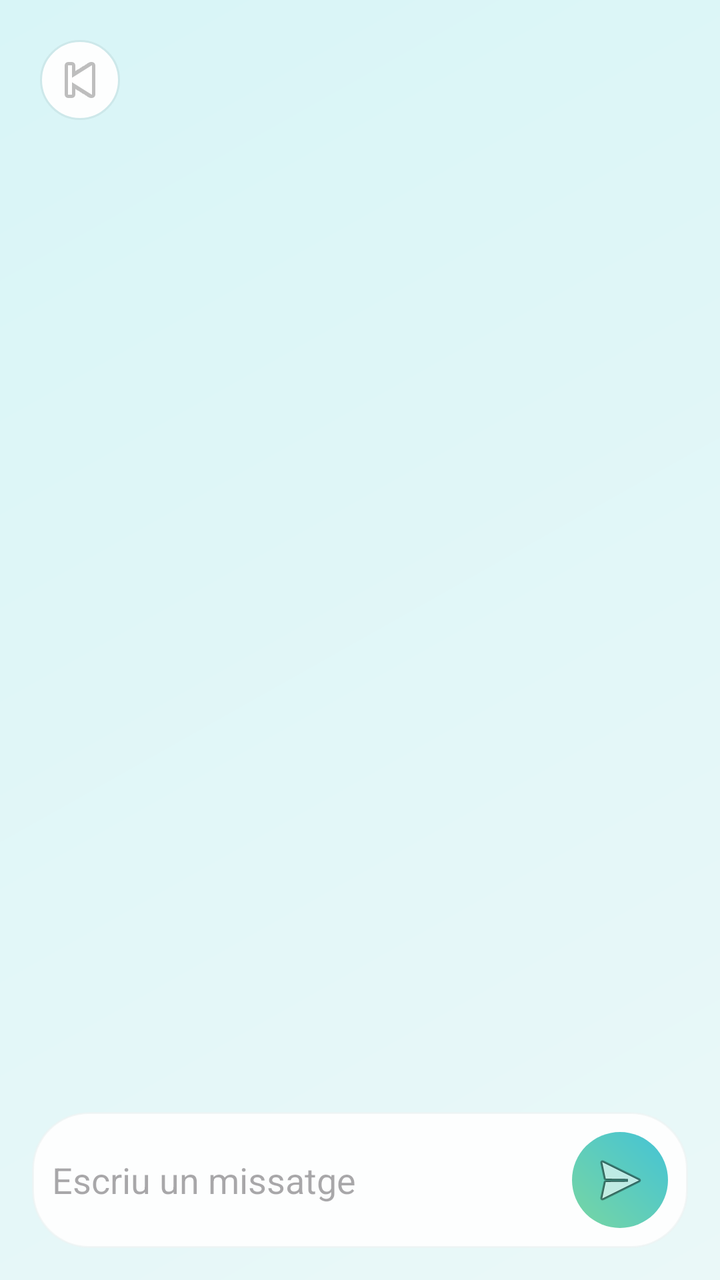
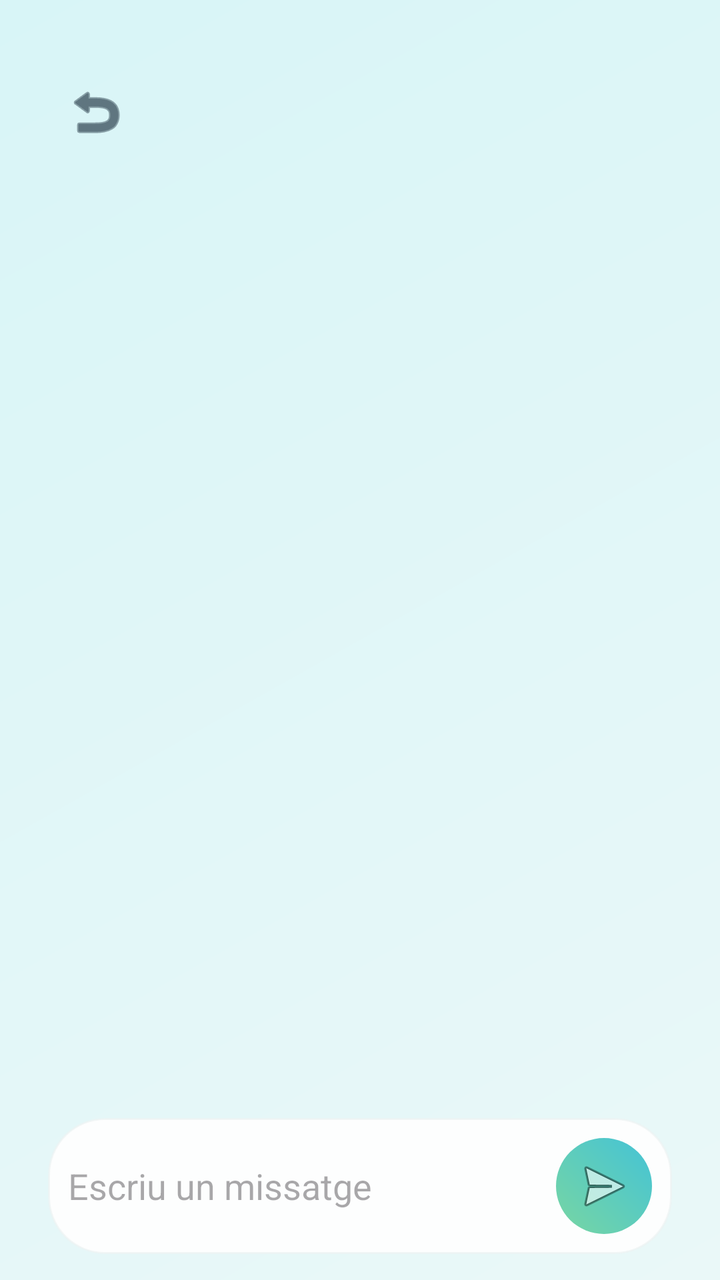

Two renders of the same Android screen: before a commit and after it. Below are the layout's source before the change and the commit's diff.
<!-- AndroidManifest.xml: application theme Theme.ViBaCar -->
<!-- res/layout/activity_xat.xml -->
<?xml version="1.0" encoding="utf-8"?>
<androidx.constraintlayout.widget.ConstraintLayout xmlns:android="http://schemas.android.com/apk/res/android"
    xmlns:app="http://schemas.android.com/apk/res-auto"
    android:layout_width="match_parent"
    android:layout_height="match_parent"
    android:background="@drawable/fons_pantalla">

    <LinearLayout
        android:id="@+id/capcalera"
        android:layout_width="0dp"
        android:layout_height="wrap_content"
        android:layout_margin="20dp"
        android:gravity="center_vertical"
        android:orientation="horizontal"
        app:layout_constraintEnd_toEndOf="parent"
        app:layout_constraintStart_toStartOf="parent"
        app:layout_constraintTop_toTopOf="parent">

        <ImageButton
            android:id="@+id/botoEnrere"
            android:layout_width="40dp"
            android:layout_height="40dp"
            android:background="@drawable/fons_capsula"
            android:contentDescription="@string/boto_enrere"
            android:padding="10dp"
            android:src="@android:drawable/ic_media_previous" />

        <TextView
            android:id="@+id/txtNomXat"
            android:layout_width="0dp"
            android:layout_height="wrap_content"
            android:layout_marginStart="12dp"
            android:layout_weight="1"
            android:textColor="@color/color_text_principal"
            android:textSize="22sp"
            android:textStyle="bold" />
    </LinearLayout>

    <androidx.recyclerview.widget.RecyclerView
        android:id="@+id/llistaMissatges"
        android:layout_width="0dp"
        android:layout_height="0dp"
        android:layout_marginHorizontal="20dp"
        app:layout_constraintBottom_toTopOf="@id/contenidorEnviar"
        app:layout_constraintEnd_toEndOf="parent"
        app:layout_constraintStart_toStartOf="parent"
        app:layout_constraintTop_toBottomOf="@id/capcalera" />

    <LinearLayout
        android:id="@+id/contenidorEnviar"
        android:layout_width="0dp"
        android:layout_height="wrap_content"
        android:layout_margin="16dp"
        android:background="@drawable/fons_targeta"
        android:elevation="8dp"
        android:gravity="center_vertical"
        android:orientation="horizontal"
        android:padding="10dp"
        app:layout_constraintBottom_toBottomOf="parent"
        app:layout_constraintEnd_toEndOf="parent"
        app:layout_constraintStart_toStartOf="parent">

        <com.google.android.material.textfield.TextInputEditText
            android:id="@+id/campMissatge"
            android:layout_width="0dp"
            android:layout_height="wrap_content"
            android:layout_weight="1"
            android:background="@android:color/transparent"
            android:hint="@string/xat_hint"
            android:minHeight="48dp" />

        <ImageButton
            android:id="@+id/botoEnviar"
            android:layout_width="48dp"
            android:layout_height="48dp"
            android:background="@drawable/fons_avatar"
            android:contentDescription="@string/boto_enviar"
            android:padding="12dp"
            android:src="@android:drawable/ic_menu_send" />
    </LinearLayout>

</androidx.constraintlayout.widget.ConstraintLayout>
<!-- resources referenced by this layout -->
<resources>
  <color name="color_text_principal">#17354A</color>
  <!-- drawable fons_avatar (drawable) -->
  <?xml version="1.0" encoding="utf-8"?>
  <shape xmlns:android="http://schemas.android.com/apk/res/android" android:shape="oval">
      <gradient
          android:angle="45"
          android:endColor="@color/color_principal"
          android:startColor="@color/color_secundari" />
  </shape>
  <!-- drawable fons_capsula (drawable) -->
  <?xml version="1.0" encoding="utf-8"?>
  <shape xmlns:android="http://schemas.android.com/apk/res/android">
      <solid android:color="@color/color_targeta" />
      <corners android:radius="20dp" />
      <stroke
          android:width="1dp"
          android:color="@color/color_linia" />
  </shape>
  <!-- drawable fons_pantalla (drawable) -->
  <?xml version="1.0" encoding="utf-8"?>
  <shape xmlns:android="http://schemas.android.com/apk/res/android">
      <gradient
          android:angle="315"
          android:endColor="@color/color_fons"
          android:startColor="#D8F5F7" />
  </shape>
  <!-- drawable fons_targeta (drawable) -->
  <?xml version="1.0" encoding="utf-8"?>
  <shape xmlns:android="http://schemas.android.com/apk/res/android">
      <solid android:color="@color/color_targeta" />
      <corners android:radius="28dp" />
      <stroke
          android:width="1dp"
          android:color="#AAEDF4F4" />
  </shape>
  <string name="boto_enrere">Torna enrere</string>
  <string name="boto_enviar">Envia</string>
  <string name="xat_hint">Escriu un missatge</string>
  <style name="Theme.ViBaCar" parent="Base.Theme.ViBaCar" />
  <color name="color_principal">#44C3D6</color>
  <color name="color_secundari">#78D6A2</color>
  <color name="color_targeta">#FDFEFE</color>
  <color name="color_linia">#CDE8EA</color>
  <color name="color_fons">#EAF8F8</color>
  <style name="Base.Theme.ViBaCar" parent="Theme.Material3.Light.NoActionBar">
          <item name="colorPrimary">@color/color_principal</item>
          <item name="colorOnPrimary">@color/color_text_clar</item>
          <item name="colorSecondary">@color/color_secundari</item>
          <item name="android:statusBarColor">@android:color/transparent</item>
          <item name="android:navigationBarColor">@color/color_fons</item>
          <item name="android:windowLightStatusBar">true</item>
          <item name="android:windowBackground">@color/color_fons</item>
      </style>
  <color name="color_text_clar">#FFFFFF</color>
</resources>

<!-- the commit's change to res/layout/activity_xat.xml (unified diff, before → after) -->
@@ -3,13 +3,16 @@
     xmlns:app="http://schemas.android.com/apk/res-auto"
     android:layout_width="match_parent"
     android:layout_height="match_parent"
+    android:paddingTop="24dp"
+    android:paddingHorizontal="24dp"
+    android:paddingBottom="5dp"
     android:background="@drawable/fons_pantalla">
 
     <LinearLayout
         android:id="@+id/capcalera"
         android:layout_width="0dp"
         android:layout_height="wrap_content"
-        android:layout_margin="20dp"
+        android:layout_marginTop="8dp"
         android:gravity="center_vertical"
         android:orientation="horizontal"
         app:layout_constraintEnd_toEndOf="parent"
@@ -18,12 +21,13 @@
 
         <ImageButton
             android:id="@+id/botoEnrere"
-            android:layout_width="40dp"
-            android:layout_height="40dp"
-            android:background="@drawable/fons_capsula"
+            android:layout_width="48dp"
+            android:layout_height="48dp"
+            android:background="?attr/selectableItemBackgroundBorderless"
             android:contentDescription="@string/boto_enrere"
-            android:padding="10dp"
-            android:src="@android:drawable/ic_media_previous" />
+            android:padding="8dp"
+            android:src="@android:drawable/ic_menu_revert"
+            app:tint="@color/color_text_fosc" />
 
         <TextView
             android:id="@+id/txtNomXat"
@@ -40,7 +44,7 @@
         android:id="@+id/llistaMissatges"
         android:layout_width="0dp"
         android:layout_height="0dp"
-        android:layout_marginHorizontal="20dp"
+        android:layout_marginTop="8dp"
         app:layout_constraintBottom_toTopOf="@id/contenidorEnviar"
         app:layout_constraintEnd_toEndOf="parent"
         app:layout_constraintStart_toStartOf="parent"
@@ -50,7 +54,8 @@
         android:id="@+id/contenidorEnviar"
         android:layout_width="0dp"
         android:layout_height="wrap_content"
-        android:layout_margin="16dp"
+        android:layout_marginTop="8dp"
+        android:layout_marginBottom="8dp"
         android:background="@drawable/fons_targeta"
         android:elevation="8dp"
         android:gravity="center_vertical"
<!-- resource entries referenced after the edit -->
@@ -1,5 +1,6 @@
 <!-- resources referenced by this layout -->
 <resources>
+  <color name="color_text_fosc">#0D2030</color>
   <color name="color_text_principal">#17354A</color>
   <!-- drawable fons_avatar (drawable) -->
   <?xml version="1.0" encoding="utf-8"?>
@@ -8,15 +9,6 @@
           android:angle="45"
           android:endColor="@color/color_principal"
           android:startColor="@color/color_secundari" />
-  </shape>
-  <!-- drawable fons_capsula (drawable) -->
-  <?xml version="1.0" encoding="utf-8"?>
-  <shape xmlns:android="http://schemas.android.com/apk/res/android">
-      <solid android:color="@color/color_targeta" />
-      <corners android:radius="20dp" />
-      <stroke
-          android:width="1dp"
-          android:color="@color/color_linia" />
   </shape>
   <!-- drawable fons_pantalla (drawable) -->
   <?xml version="1.0" encoding="utf-8"?>
@@ -42,7 +34,6 @@
   <color name="color_principal">#44C3D6</color>
   <color name="color_secundari">#78D6A2</color>
   <color name="color_targeta">#FDFEFE</color>
-  <color name="color_linia">#CDE8EA</color>
   <color name="color_fons">#EAF8F8</color>
   <style name="Base.Theme.ViBaCar" parent="Theme.Material3.Light.NoActionBar">
           <item name="colorPrimary">@color/color_principal</item>
